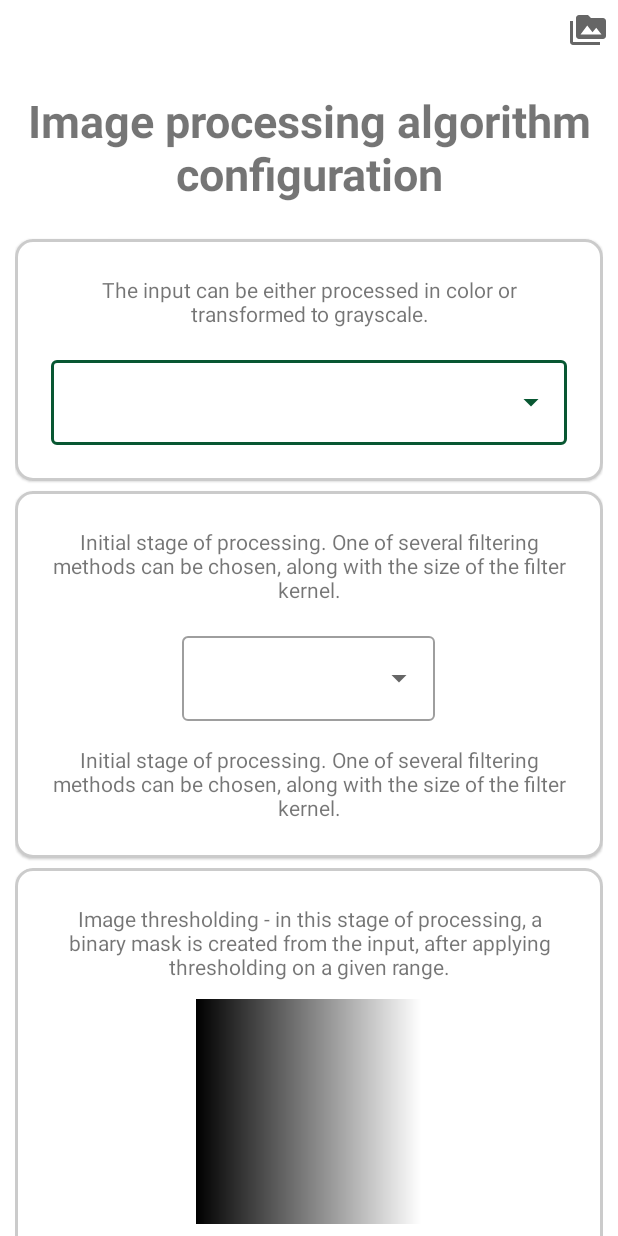
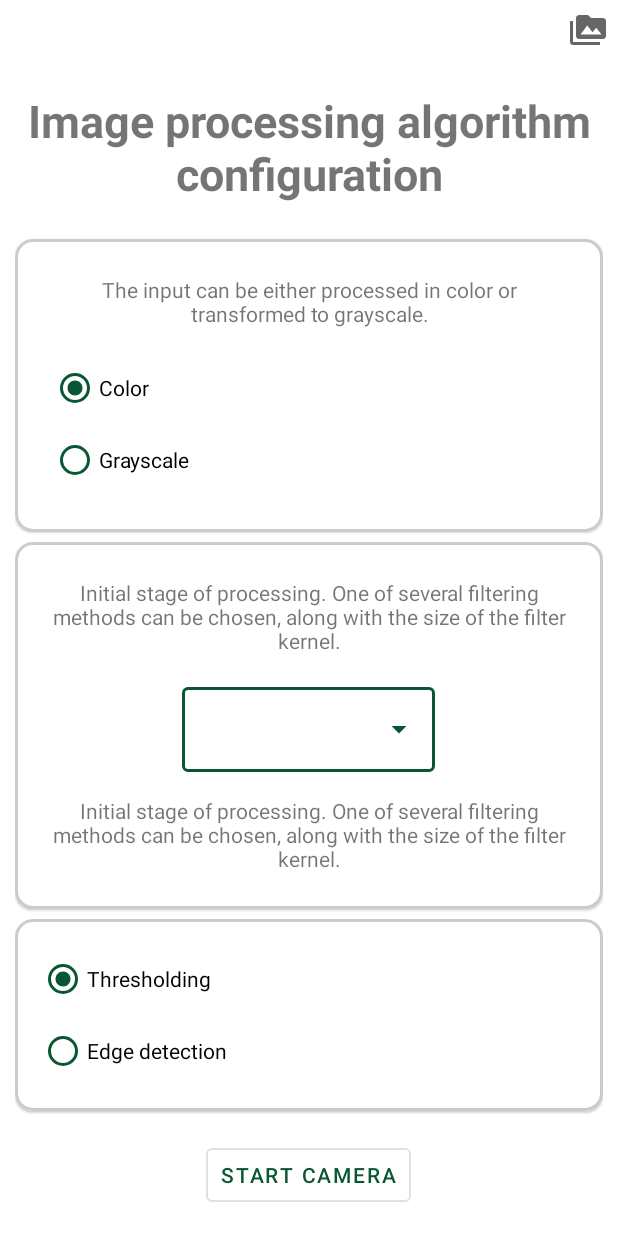
Before and after one commit to kamieniarzk/image-processor, an Android app: the screen it shows after launch (MainActivity), on a phone screen of 412 x 824 dp. Run offline under Robolectric (Android 15) with nearby library versions, the phone set to English and light mode, and no system bars.

Commit message:
segmentation method

```diff
--- a/app/src/main/java/com/example/rt_image_processing/MainActivity.java
+++ b/app/src/main/java/com/example/rt_image_processing/MainActivity.java
@@ -5,13 +5,13 @@ import android.content.Intent;
 import android.graphics.Color;
 import android.graphics.drawable.GradientDrawable;
 import android.os.Bundle;
-import android.text.InputType;
 import android.view.View;
 import android.widget.ArrayAdapter;
 import android.widget.AutoCompleteTextView;
 import android.widget.Button;
 import android.widget.ImageButton;
 import android.widget.LinearLayout;
+import android.widget.RadioButton;
 import android.widget.TextView;
 import android.widget.Toast;
 
@@ -19,7 +19,7 @@ import androidx.appcompat.app.AppCompatActivity;
 
 import com.example.rt_image_processing.model.ColorSpace;
 import com.example.rt_image_processing.model.FilterMode;
-import com.example.rt_image_processing.processor.ImageProcessor;
+import com.example.rt_image_processing.model.SegmentationMethod;
 import com.google.android.material.slider.Slider;
 
 import java.util.List;
@@ -28,14 +28,16 @@ public class MainActivity extends AppCompatActivity {
     private static final List<Integer> KERNEL_SIZES = List.of(3, 5, 7, 9);
     private static final int[] KERNEL_TYPES = new int[]{R.string.averaging, R.string.gaussian, R.string.median};
 
-
     private TextView mFilterDescriptionTextView;
     private LinearLayout mFilterSizeSelectorLayout;
     private LinearLayout mHsvSlidersLayout;
     private LinearLayout mGraySlidersLayout;
+    private LinearLayout mThresholdingLayout;
+    private LinearLayout mEdgeDetectionLayout;
     private int mKernelSize;
     private ColorSpace mColorSpace;
     private FilterMode mFilterMode;
+    private SegmentationMethod mSegmentationMethod;
     private float mGrayValue;
     private float mGrayValueRadius;
     private float mHue;
@@ -44,12 +46,7 @@ public class MainActivity extends AppCompatActivity {
     private float mHueRadius;
     private float mValueRadius;
     private float mSaturationRadius;
-    private float mMinContourArea = 0.1f;
     private GradientDrawable mGradientDrawable;
-
-    public MainActivity() {
-
-    }
 
     @Override
     public void onCreate(Bundle savedInstanceState) {
@@ -62,10 +59,39 @@ public class MainActivity extends AppCompatActivity {
         initializeButtons();
         initializeFilterModeCardView();
         initializeKernelSizeSpinner();
-        initializeColorSpaceSpinner();
         initializeGradientView();
         initializeHsvSliders();
         initializeGraySliders();
+        initializeColorButton();
+        initializeSegmentationLayout();
+    }
+
+    private void initializeSegmentationLayout() {
+        mThresholdingLayout = findViewById(R.id.thresholdingLayout);
+        mEdgeDetectionLayout = findViewById(R.id.edgeDetectionLayout);
+        toggleSegmentationMethod();
+
+        RadioButton thresholdingButton = findViewById(R.id.thresholdingButton);
+        thresholdingButton.setOnCheckedChangeListener((compoundButton, b) -> toggleSegmentationMethod());
+    }
+
+    private void toggleSegmentationMethod() {
+        if (mSegmentationMethod == SegmentationMethod.EDGE_DETECTION || mSegmentationMethod == null) {
+            mSegmentationMethod = SegmentationMethod.EDGE_DETECTION;
+            mEdgeDetectionLayout.setVisibility(View.VISIBLE);
+            mThresholdingLayout.setVisibility(View.GONE);
+        } else {
+            mSegmentationMethod = SegmentationMethod.THRESHOLDING;
+            mEdgeDetectionLayout.setVisibility(View.GONE);
+            mThresholdingLayout.setVisibility(View.VISIBLE);
+        }
+    }
+
+    private void initializeColorButton() {
+        toggleColorSpace();
+        RadioButton colorButton = findViewById(R.id.colorButton);
+        colorButton.setChecked(true);
+        colorButton.setOnCheckedChangeListener((compoundButton, b) -> toggleColorSpace());
     }
 
     private void initializeButtons() {
@@ -94,7 +120,6 @@ public class MainActivity extends AppCompatActivity {
         intent.putExtra("grayValue", mGrayValue);
         intent.putExtra("grayValueRadius", mGrayValueRadius);
         startActivity(intent);
-        Toast.makeText(MainActivity.this, "put filterMode as " + mFilterMode.getValue(), Toast.LENGTH_LONG);
     }
 
     private void openGallery() {
@@ -130,26 +155,6 @@ public class MainActivity extends AppCompatActivity {
         ArrayAdapter<Integer> sizeAdapter = new ArrayAdapter<>(this, R.layout.list_item, KERNEL_SIZES);
         kernelSizeSpinner.setAdapter(sizeAdapter);
         kernelSizeSpinner.setOnItemClickListener((adapterView, view, i, l) -> mKernelSize = KERNEL_SIZES.get(i));
-    }
-
-    private void initializeColorSpaceSpinner() {
-        AutoCompleteTextView colorSpaceSpinner = findViewById(R.id.colorSpaceSpinner);
-        colorSpaceSpinner.setInputType(InputType.TYPE_NULL);
-
-        ColorSpace[] colorSpaces = ColorSpace.values();
-
-        ArrayAdapter<ColorSpace> colorSpaceAdapter = new ArrayAdapter<>(this, R.layout.list_item, colorSpaces);
-        colorSpaceSpinner.setAdapter(colorSpaceAdapter);
-        colorSpaceSpinner.setOnItemClickListener((adapterView, view, i, l) -> {
-            mColorSpace = colorSpaces[i];
-            if (mColorSpace == ColorSpace.COLOR) {
-                mHsvSlidersLayout.setVisibility(View.VISIBLE);
-                mGraySlidersLayout.setVisibility(View.GONE);
-            } else {
-                mHsvSlidersLayout.setVisibility(View.GONE);
-                mGraySlidersLayout.setVisibility(View.VISIBLE);
-            }
-        });
     }
 
     private void initializeGradientView() {
@@ -230,24 +235,36 @@ public class MainActivity extends AppCompatActivity {
     }
 
     private int normalizeColor(float hue, float saturation, float value) {
-        hue = normalizeInRange(hue, 0, 179);
-        saturation = normalizeInRange(saturation, 0, 255);
-        value = normalizeInRange(value, 0, 255);
+        hue = normalizeInRangeFromZero(hue, 179);
+        saturation = normalizeInRangeFromZero(saturation, 255);
+        value = normalizeInRangeFromZero(value, 255);
         float[] hsv = new float[] {hue * 2, saturation, value};
         return Color.HSVToColor(hsv);
     }
 
     private int normalizeGray(float value) {
-        value = normalizeInRange(value, 0, 255);
+        value = normalizeInRangeFromZero(value, 255);
         return Color.rgb((int) value, (int) value, (int) value);
     }
 
-    private float normalizeInRange(float value, float low, float hi) {
-        if (value < low) {
-            return low;
-        } else if (value > hi) {
-            return hi;
+    private float normalizeInRangeFromZero(float value, float range) {
+        if (value < 0) {
+            return 0;
+        } else if (value > range) {
+            return range;
         }
         return value;
     }
+
+    private void toggleColorSpace() {
+        if (mColorSpace == ColorSpace.GRAY || mColorSpace == null) {
+            mColorSpace = ColorSpace.COLOR;
+            mHsvSlidersLayout.setVisibility(View.VISIBLE);
+            mGraySlidersLayout.setVisibility(View.GONE);
+        } else {
+            mColorSpace = ColorSpace.GRAY;
+            mHsvSlidersLayout.setVisibility(View.GONE);
+            mGraySlidersLayout.setVisibility(View.VISIBLE);
+        }
+    }
 }
--- /dev/null
+++ b/app/src/main/java/com/example/rt_image_processing/model/SegmentationMethod.java
@@ -0,0 +1,23 @@
+package com.example.rt_image_processing.model;
+
+import lombok.Getter;
+
+public enum SegmentationMethod {
+    THRESHOLDING(0), EDGE_DETECTION(1);
+
+    @Getter
+    private final int value;
+
+    SegmentationMethod(int value) {
+        this.value = value;
+    }
+
+    public static SegmentationMethod of(int value) {
+        for (SegmentationMethod method : values()) {
+            if (method.value == value) {
+                return method;
+            }
+        }
+        throw new IllegalStateException("No SegmentationMethod with integer value " + value + " exists.");
+    }
+}
--- a/app/src/main/java/com/example/rt_image_processing/processor/ImageProcessor.java
+++ b/app/src/main/java/com/example/rt_image_processing/processor/ImageProcessor.java
@@ -37,6 +37,7 @@ public class ImageProcessor {
     private final float mGrayValueRadius;
 
     // OpenCV objects
+    private Mat mHsvFrame;
     private Mat mDownScaledFrame;
     private Mat mThresholdMask;
     private Mat mHierarchy;
@@ -73,8 +74,8 @@ public class ImageProcessor {
 
     public void threshold(Mat input) {
         if (mColorSpace == ColorSpace.COLOR) {
-            Imgproc.cvtColor(input, input, Imgproc.COLOR_BGR2HSV);
-            Core.inRange(input, new Scalar(mHue - mHueRadius, mSaturation - mSaturationRadius, mValue - mValueRadius),
+            Imgproc.cvtColor(input, mHsvFrame, Imgproc.COLOR_BGR2HSV);
+            Core.inRange(mHsvFrame, new Scalar(mHue - mHueRadius, mSaturation - mSaturationRadius, mValue - mValueRadius),
                     new Scalar(mHue + mHueRadius, mSaturation + mSaturationRadius, mValue + mValueRadius), mThresholdMask);
         } else {
             Imgproc.threshold(input, mThresholdMask, mGrayValue - mGrayValueRadius, mGrayValue + mGrayValueRadius, Imgproc.THRESH_BINARY);
@@ -100,6 +101,7 @@ public class ImageProcessor {
         mHierarchy = new Mat();
         mContourColor = new Scalar(0,255,0);
         mDownScaledFrame = new Mat();
+        mHsvFrame = new Mat();
         matOfPointComparator = (m1, m2) -> {
             double a = Imgproc.contourArea(m1);
             double b = Imgproc.contourArea(m2);
--- a/app/src/main/res/layout/activity_main.xml
+++ b/app/src/main/res/layout/activity_main.xml
@@ -51,7 +51,7 @@
             app:layout_constraintBottom_toBottomOf="parent">
             <include layout="@layout/color_space_cardview"/>
             <include layout="@layout/filter_cardview"/>
-            <include layout="@layout/threshold_cardview"/>
+            <include layout="@layout/segmentation_cardview"/>
 
             <Button
                 android:id="@+id/cameraButton"
--- a/app/src/main/res/layout/color_space_cardview.xml
+++ b/app/src/main/res/layout/color_space_cardview.xml
@@ -37,8 +37,22 @@
             app:layout_constraintEnd_toEndOf="parent"
             android:layout_gravity="center_horizontal"
             android:orientation="horizontal">
+            <RadioGroup
+                android:checkedButton="@+id/colorButton"
+                android:layout_width="match_parent"
+                android:layout_height="wrap_content">
 
-            <include layout="@layout/color_space_spinner"/>
+                <RadioButton
+                    android:id="@+id/colorButton"
+                    android:layout_width="match_parent"
+                    android:layout_height="match_parent"
+                    android:text="@string/color" />
+                <RadioButton
+                    android:id="@+id/grayscaleButton"
+                    android:layout_width="match_parent"
+                    android:layout_height="match_parent"
+                    android:text="@string/gray"/>
+            </RadioGroup>
 
         </LinearLayout>
 
--- a/app/src/main/res/layout/color_space_spinner.xml
+++ /dev/null
@@ -1,16 +0,0 @@
-<com.google.android.material.textfield.TextInputLayout
-    xmlns:android="http://schemas.android.com/apk/res/android"
-    xmlns:app="http://schemas.android.com/apk/res-auto"
-    style="@style/Widget.MaterialComponents.TextInputLayout.OutlinedBox.ExposedDropdownMenu"
-    android:layout_width="match_parent"
-    android:layout_height="wrap_content"
-    android:title="@string/color_space_label">
-
-    <AutoCompleteTextView
-        android:id="@+id/colorSpaceSpinner"
-        android:layout_width="match_parent"
-        android:layout_height="wrap_content"
-        android:inputType="none"
-        />
-
-</com.google.android.material.textfield.TextInputLayout>
--- /dev/null
+++ b/app/src/main/res/layout/segmentation_cardview.xml
@@ -0,0 +1,109 @@
+<com.google.android.material.card.MaterialCardView
+    xmlns:android="http://schemas.android.com/apk/res/android"
+    xmlns:app="http://schemas.android.com/apk/res-auto"
+    android:id="@+id/card"
+    android:layout_width="match_parent"
+    android:layout_height="wrap_content"
+    android:layout_marginVertical="3dp"
+    app:layout_constraintBottom_toTopOf="@id/cameraButton"
+    app:layout_constraintTop_toBottomOf="@id/textView"
+    app:layout_constraintEnd_toEndOf="parent"
+    app:layout_constraintStart_toStartOf="parent"
+    android:clickable="true"
+    android:focusable="true"
+    app:cardElevation="1dp"
+    app:shapeAppearance="?attr/shapeAppearanceMediumComponent"
+    app:cardCornerRadius="12dp"
+    app:contentPadding="16dp"
+    app:strokeWidth="2dp"
+    app:strokeColor="@color/grey">
+
+    <LinearLayout
+        android:layout_width="match_parent"
+        android:layout_height="wrap_content"
+        android:orientation="vertical"
+        android:animateLayoutChanges="true">
+        <RadioGroup
+            android:checkedButton="@+id/thresholdingButton"
+            android:layout_width="match_parent"
+            android:layout_height="wrap_content">
+
+            <RadioButton
+                android:id="@+id/thresholdingButton"
+                android:layout_width="match_parent"
+                android:layout_height="match_parent"
+                android:text="@string/thresholding" />
+            <RadioButton
+                android:layout_width="match_parent"
+                android:layout_height="match_parent"
+                android:text="@string/edge_detection"/>
+        </RadioGroup>
+        <LinearLayout
+            android:id="@+id/edgeDetectionLayout"
+            android:layout_width="match_parent"
+            android:layout_height="wrap_content"
+            android:orientation="vertical"
+            android:animateLayoutChanges="true"
+            android:visibility="gone">
+
+        </LinearLayout>
+        <LinearLayout
+            android:id="@+id/thresholdingLayout"
+            android:layout_width="match_parent"
+            android:layout_height="wrap_content"
+            android:orientation="vertical"
+            android:animateLayoutChanges="true"
+            android:visibility="gone">
+            <TextView
+                android:textAlignment="center"
+                android:layout_width="match_parent"
+                android:layout_height="wrap_content"
+                android:text="@string/thresholding_description"
+                android:scaleType="centerCrop"
+                android:layout_margin="8dp"
+                />
+            <LinearLayout
+                android:layout_width="match_parent"
+                android:layout_height="wrap_content"
+                android:layout_margin="4dp"
+                app:layout_constraintStart_toStartOf="parent"
+                app:layout_constraintEnd_toEndOf="parent"
+                android:gravity="center_horizontal"
+                android:orientation="vertical">
+                <View
+                    android:id="@+id/gradientView"
+                    android:layout_width="150dp"
+                    android:layout_height="150dp"/>
+                <LinearLayout
+                    android:id="@+id/hsvSlidersLayout"
+                    android:layout_width="match_parent"
+                    android:layout_height="wrap_content"
+                    android:layout_margin="4dp"
+                    app:layout_constraintStart_toStartOf="parent"
+                    app:layout_constraintEnd_toEndOf="parent"
+                    android:gravity="center_horizontal"
+                    android:orientation="vertical"
+                    android:visibility="gone">
+                    <include layout="@layout/hue_slider_layout"/>
+                    <include layout="@layout/saturation_slider_layout"/>
+                    <include layout="@layout/value_slider_layout"/>
+                </LinearLayout>
+                <LinearLayout
+                    android:id="@+id/graySlidersLayout"
+                    android:layout_width="match_parent"
+                    android:layout_height="wrap_content"
+                    android:layout_margin="4dp"
+                    app:layout_constraintStart_toStartOf="parent"
+                    app:layout_constraintEnd_toEndOf="parent"
+                    android:gravity="center_horizontal"
+                    android:orientation="vertical"
+                    android:visibility="gone">
+                    <include layout="@layout/gray_slider_layout"/>
+                </LinearLayout>
+            </LinearLayout>
+        </LinearLayout>
+    </LinearLayout>
+
+
+
+</com.google.android.material.card.MaterialCardView>
--- a/app/src/main/res/layout/threshold_cardview.xml
+++ /dev/null
@@ -1,75 +0,0 @@
-<com.google.android.material.card.MaterialCardView
-    xmlns:android="http://schemas.android.com/apk/res/android"
-    xmlns:app="http://schemas.android.com/apk/res-auto"
-    android:id="@+id/card"
-    android:layout_width="match_parent"
-    android:layout_height="wrap_content"
-    android:layout_marginVertical="3dp"
-    app:layout_constraintBottom_toTopOf="@id/cameraButton"
-    app:layout_constraintTop_toBottomOf="@id/textView"
-    app:layout_constraintEnd_toEndOf="parent"
-    app:layout_constraintStart_toStartOf="parent"
-    android:clickable="true"
-    android:focusable="true"
-    app:cardElevation="1dp"
-    app:shapeAppearance="?attr/shapeAppearanceMediumComponent"
-    app:cardCornerRadius="12dp"
-    app:contentPadding="16dp"
-    app:strokeWidth="2dp"
-    app:strokeColor="@color/grey">
-
-    <LinearLayout
-        android:layout_width="match_parent"
-        android:layout_height="wrap_content"
-        android:orientation="vertical"
-        android:animateLayoutChanges="true">
-        <TextView
-            android:textAlignment="center"
-            android:layout_width="match_parent"
-            android:layout_height="wrap_content"
-            android:text="@string/thresholding"
-            android:scaleType="centerCrop"
-            android:layout_margin="8dp"
-            />
-        <LinearLayout
-            android:layout_width="match_parent"
-            android:layout_height="wrap_content"
-            android:layout_margin="4dp"
-            app:layout_constraintStart_toStartOf="parent"
-            app:layout_constraintEnd_toEndOf="parent"
-            android:gravity="center_horizontal"
-            android:orientation="vertical">
-            <View
-                android:id="@+id/gradientView"
-                android:layout_width="150dp"
-                android:layout_height="150dp"/>
-            <LinearLayout
-                android:id="@+id/hsvSlidersLayout"
-                android:layout_width="match_parent"
-                android:layout_height="wrap_content"
-                android:layout_margin="4dp"
-                app:layout_constraintStart_toStartOf="parent"
-                app:layout_constraintEnd_toEndOf="parent"
-                android:gravity="center_horizontal"
-                android:orientation="vertical"
-                android:visibility="gone">
-                <include layout="@layout/hue_slider_layout"/>
-                <include layout="@layout/saturation_slider_layout"/>
-                <include layout="@layout/value_slider_layout"/>
-            </LinearLayout>
-            <LinearLayout
-                android:id="@+id/graySlidersLayout"
-                android:layout_width="match_parent"
-                android:layout_height="wrap_content"
-                android:layout_margin="4dp"
-                app:layout_constraintStart_toStartOf="parent"
-                app:layout_constraintEnd_toEndOf="parent"
-                android:gravity="center_horizontal"
-                android:orientation="vertical"
-                android:visibility="gone">
-                <include layout="@layout/gray_slider_layout"/>
-            </LinearLayout>
-        </LinearLayout>
-    </LinearLayout>
-
-</com.google.android.material.card.MaterialCardView>
--- a/app/src/main/res/values/strings.xml
+++ b/app/src/main/res/values/strings.xml
@@ -17,7 +17,7 @@
     <string name="averaging">This is done by convolving image with a normalized box filter. It simply takes the average of all the pixels under kernel area and replace the central element.</string>
     <string name="gaussian">This is done by convolving image with a Gaussian filter. The standard deviation of the kernel is 0 in both axes.</string>
     <string name="median">In this case, the function takes median of all the pixels under kernel area and central element is replaced with this median value.</string>
-    <string name="thresholding">Image thresholding - in this stage of processing, a binary mask is created from the input, after applying thresholding on a given range.</string>
+    <string name="thresholding_description">Image thresholding - in this stage of processing, a binary mask is created from the input, after applying thresholding on a given range.</string>
     <string name="color_space_hint">The input can be either processed in color or transformed to grayscale.</string>
     <string name="color_space_label">Color space</string>
     <string name="pick_size">Specify kernel size</string>
@@ -26,4 +26,8 @@
     <string name="saturation">Saturation</string>
     <string name="hsvValue">Value</string>
     <string name="radius">Radius</string>
+    <string name="color">Color</string>
+    <string name="gray">Grayscale</string>
+    <string name="edge_detection">Edge detection</string>
+    <string name="thresholding">Thresholding</string>
 </resources>
--- a/app/src/main/res/values/styles.xml
+++ b/app/src/main/res/values/styles.xml
@@ -12,6 +12,15 @@
         <item name="colorSecondary">@color/colorSecondary</item>
         <item name="android:windowNoTitle">true</item>
         <item name="android:windowFullscreen">true</item>
+        <item name="radioButtonStyle">@style/Widget.App.RadioButton</item>
+    </style>
+
+    <style name="Widget.App.RadioButton" parent="Widget.MaterialComponents.CompoundButton.RadioButton">
+        <item name="materialThemeOverlay">@style/ThemeOverlay.App.RadioButton</item>
+    </style>
+
+    <style name="ThemeOverlay.App.RadioButton" parent="">
+        <item name="buttonTint">@color/colorPrimary</item>
     </style>
 
 </resources>
```
